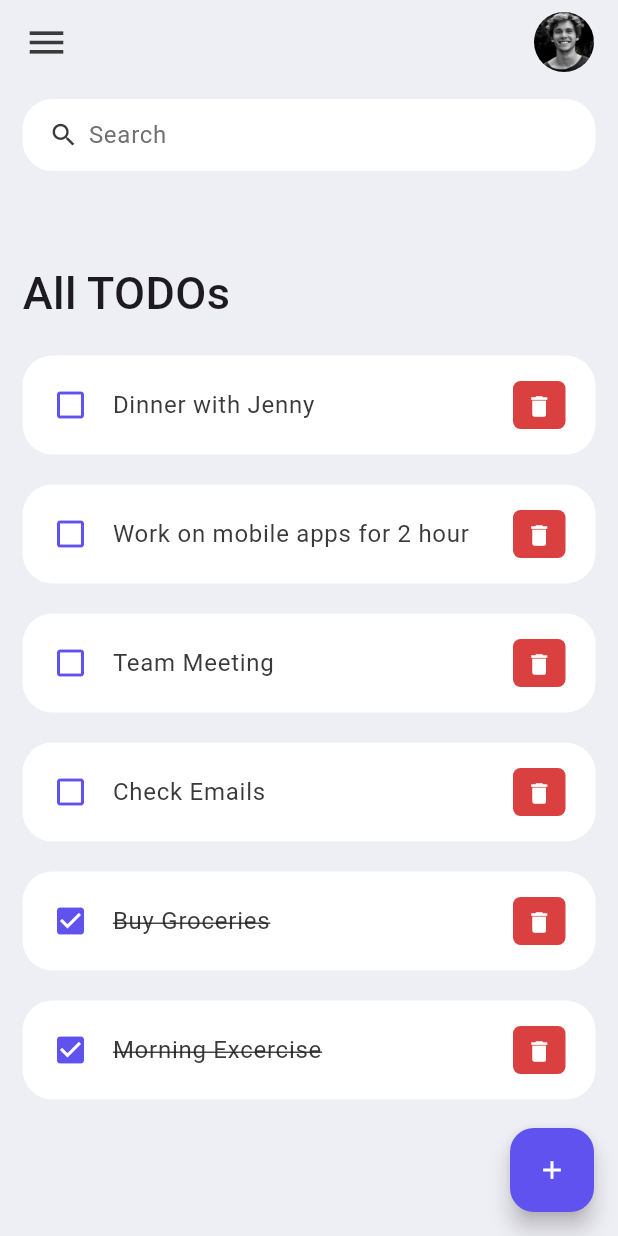
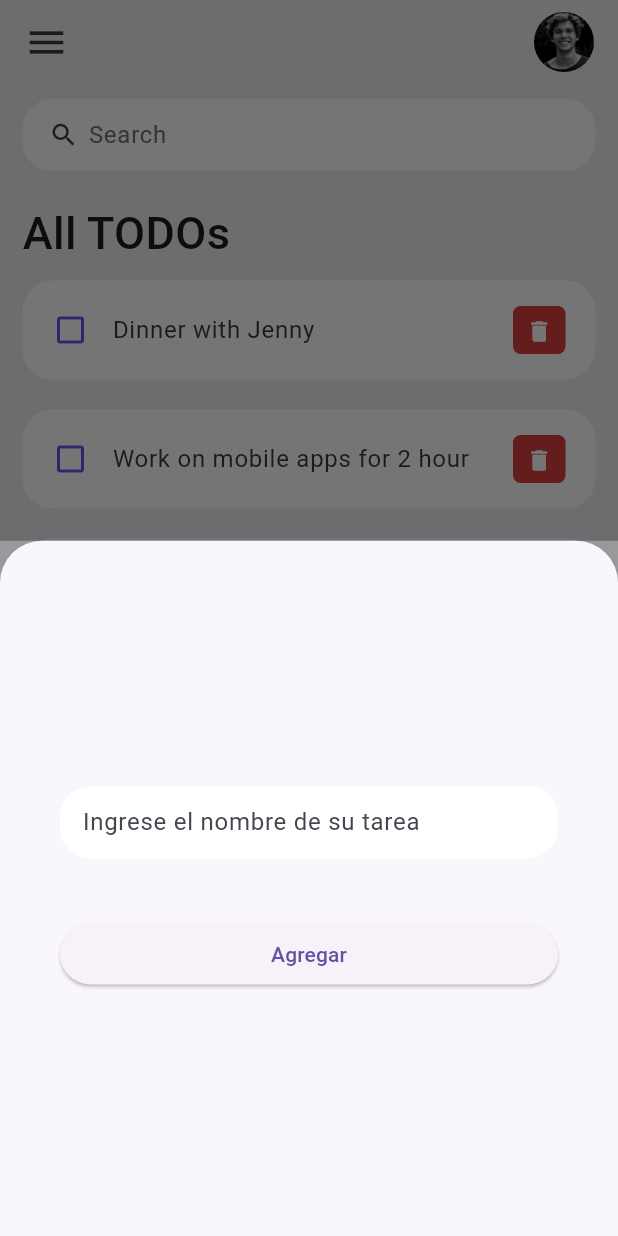
Before and after one commit to edglz/todo_planner, a Flutter app: the screen it shows after launch, after a tap on the "add" icon, on a phone screen of 412 x 824 dp. Run offline on Flutter 3.47's test engine with Material 3 defaults, Android fonts, the light colour scheme and no system bars.

Commit message:
it works

```diff
--- a/lib/screens/home.dart
+++ b/lib/screens/home.dart
@@ -2,7 +2,6 @@ import 'package:flutter/material.dart';
 import 'package:todo_planner/models/todo.dart';
 import 'package:todo_planner/theme/colors.dart';
 import 'package:todo_planner/widget/atoms/appbar.dart';
-import 'package:todo_planner/widget/atoms/searchBox.dart';
 import 'package:todo_planner/widget/atoms/todo_item.dart';
 
 class Home extends StatefulWidget {
@@ -20,6 +19,121 @@ class _HomeState extends State<Home> {
   void initState() {
     _foundToDo = todosList;
     super.initState();
+  }
+
+  @override
+  Widget build(BuildContext context) {
+    return Scaffold(
+      backgroundColor: tdBgColor,
+      appBar: const AppBarAtom(),
+      body: Container(
+        padding: const EdgeInsets.symmetric(horizontal: 15),
+        child: Column(
+          children: [
+            searchBox(),
+            Expanded(
+              child: ListView(
+                children: [
+                  Container(
+                    margin: const EdgeInsets.only(top: 10, bottom: 10),
+                    child: const Text(
+                      'All TODOs',
+                      style:
+                          TextStyle(fontSize: 30, fontWeight: FontWeight.w500),
+                    ),
+                  ),
+                  if (_foundToDo.isEmpty)
+                    const Row(
+                        mainAxisAlignment: MainAxisAlignment.center,
+                        crossAxisAlignment: CrossAxisAlignment.center,
+                        children: [
+                          Column(
+                            children: [
+                              Icon(Icons.error_outline,
+                                  size: 50, color: tdGrey),
+                              Text('No se encontró ningún resultado',
+                                  style: TextStyle(
+                                      fontWeight: FontWeight.w400,
+                                      fontSize: 20)),
+                            ],
+                          ),
+                        ]),
+                  for (ToDo todo in _foundToDo.reversed)
+                    ToDoItem(
+                      todo: todo,
+                      onToDoChanged: _handleToDoChange,
+                      onDeleteItem: _deleteToDoItem,
+                    )
+                ],
+              ),
+            )
+          ],
+        ),
+      ),
+      floatingActionButton: FloatingActionButton(
+        backgroundColor: tdBlue,
+        onPressed: () {
+          showModalBottomSheet<void>(
+            context: context,
+            builder: (BuildContext context) {
+              return Container(
+                height: 500,
+                color: Colors.white30,
+                child: Center(
+                  child: Column(
+                    mainAxisAlignment: MainAxisAlignment.center,
+                    mainAxisSize: MainAxisSize.min,
+                    children: <Widget>[
+                      Column(
+                        children: [
+                          Container(
+                            padding: const EdgeInsets.symmetric(horizontal: 15),
+                            decoration: BoxDecoration(
+                                color: Colors.white,
+                                borderRadius: BorderRadius.circular(20)),
+                            alignment: Alignment.center,
+                            margin: const EdgeInsets.symmetric(
+                                horizontal: 40, vertical: 20),
+                            child: TextField(
+                              controller: _todoController,
+                              decoration: const InputDecoration(
+                                contentPadding: EdgeInsets.all(0),
+                                label: Text('Ingrese el nombre de su tarea'),
+                                border: InputBorder.none,
+                                hintStyle: TextStyle(color: tdGrey),
+                                hintText: 'Ingrese el nombre de su tarea',
+                              ),
+                            ),
+                          ),
+                          SizedBox(
+                              width: double.infinity,
+                              child: Container(
+                                margin: const EdgeInsets.symmetric(
+                                    horizontal: 40, vertical: 20),
+                                child: ElevatedButton(
+                                  onPressed: () {
+                                    _addToDoItem(_todoController.text);
+                                    Navigator.pop(context);
+                                  },
+                                  child: const Text('Agregar'),
+                                ),
+                              ))
+                        ],
+                      )
+                    ],
+                  ),
+                ),
+              );
+            },
+          );
+        },
+        child: const Icon(
+          Icons.add,
+          size: 20,
+          color: Colors.white,
+        ),
+      ),
+    );
   }
 
   void _handleToDoChange(ToDo todo) {
@@ -61,47 +175,25 @@ class _HomeState extends State<Home> {
     });
   }
 
-  @override
-  Widget build(BuildContext context) {
-    return Scaffold(
-      backgroundColor: tdBgColor,
-      appBar: const AppBarAtom(),
-      body: Container(
-        padding: const EdgeInsets.symmetric(horizontal: 15),
-        child: Column(
-          children: [
-            const searchBox(),
-            Expanded(
-              child: ListView(
-                children: [
-                  Container(
-                    margin: const EdgeInsets.only(top: 50, bottom: 20),
-                    child: const Text(
-                      'All TODOs',
-                      style:
-                          TextStyle(fontSize: 30, fontWeight: FontWeight.w500),
-                    ),
-                  ),
-                  for (ToDo todo in _foundToDo.reversed)
-                    ToDoItem(
-                      todo: todo,
-                      onDeleteItem: () {},
-                      onToDoChanged: () {},
-                    )
-                ],
-              ),
-            )
-          ],
-        ),
-      ),
-      floatingActionButton: FloatingActionButton(
-        backgroundColor: tdBlue,
-        onPressed: () {},
-        child: const Icon(
-          Icons.add,
-          size: 20,
-          color: Colors.white,
-        ),
+  Widget searchBox() {
+    return Container(
+      padding: const EdgeInsets.symmetric(horizontal: 15),
+      margin: const EdgeInsets.symmetric(vertical: 10),
+      decoration: BoxDecoration(
+          color: Colors.white, borderRadius: BorderRadius.circular(20)),
+      child: TextField(
+        onChanged: (value) => _runFilter(value),
+        decoration: const InputDecoration(
+            contentPadding: EdgeInsets.all(0),
+            prefixIcon: Icon(
+              Icons.search,
+              color: tdBlack,
+              size: 20,
+            ),
+            prefixIconConstraints: BoxConstraints(maxHeight: 20, minWidth: 25),
+            border: InputBorder.none,
+            hintText: 'Search',
+            hintStyle: TextStyle(color: tdGrey)),
       ),
     );
   }
--- /dev/null
+++ b/lib/widget/atoms/bottomSheet.dart
@@ -0,0 +1,38 @@
+import 'package:flutter/material.dart';
+
+class BottomSheetExample extends StatelessWidget {
+  const BottomSheetExample({super.key});
+
+  @override
+  Widget build(BuildContext context) {
+    return Center(
+      child: ElevatedButton(
+        child: const Text('showModalBottomSheet'),
+        onPressed: () {
+          showModalBottomSheet<void>(
+            context: context,
+            builder: (BuildContext context) {
+              return Container(
+                height: 200,
+                color: Colors.amber,
+                child: Center(
+                  child: Column(
+                    mainAxisAlignment: MainAxisAlignment.center,
+                    mainAxisSize: MainAxisSize.min,
+                    children: <Widget>[
+                      const Text('Modal BottomSheet'),
+                      ElevatedButton(
+                        child: const Text('Close BottomSheet'),
+                        onPressed: () => Navigator.pop(context),
+                      ),
+                    ],
+                  ),
+                ),
+              );
+            },
+          );
+        },
+      ),
+    );
+  }
+}
--- a/lib/widget/atoms/searchBox.dart
+++ /dev/null
@@ -1,31 +0,0 @@
-import 'package:flutter/material.dart';
-import 'package:todo_planner/theme/colors.dart';
-
-class searchBox extends StatelessWidget {
-  const searchBox({
-    super.key,
-  });
-
-  @override
-  Widget build(BuildContext context) {
-    return Container(
-      padding: const EdgeInsets.symmetric(horizontal: 15),
-      margin: const EdgeInsets.symmetric(vertical: 10),
-      decoration: BoxDecoration(
-          color: Colors.white, borderRadius: BorderRadius.circular(20)),
-      child: const TextField(
-        decoration: InputDecoration(
-            contentPadding: EdgeInsets.all(0),
-            prefixIcon: Icon(
-              Icons.search,
-              color: tdBlack,
-              size: 20,
-            ),
-            prefixIconConstraints: BoxConstraints(maxHeight: 20, minWidth: 25),
-            border: InputBorder.none,
-            hintText: 'Search',
-            hintStyle: TextStyle(color: tdGrey)),
-      ),
-    );
-  }
-}
```
